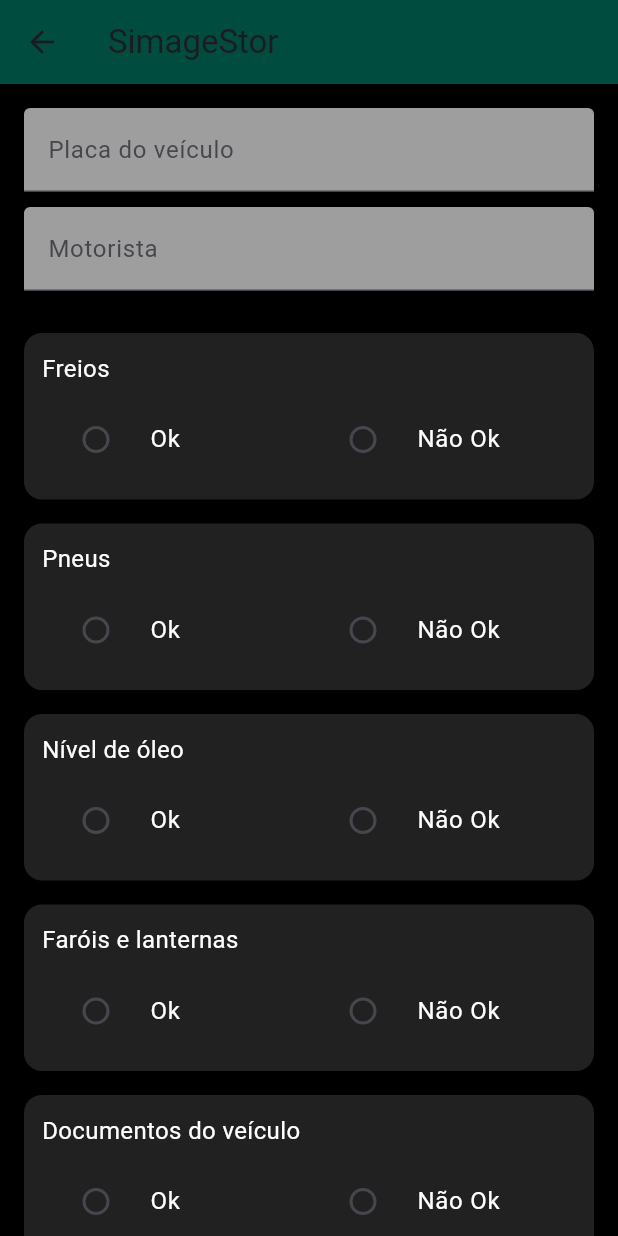
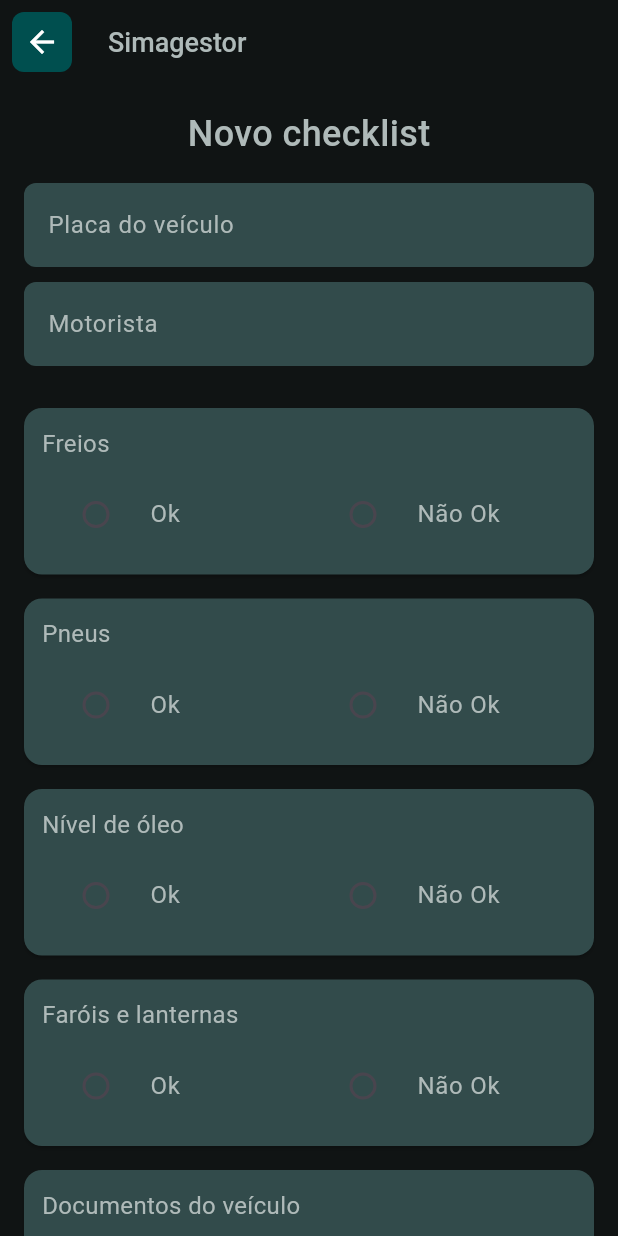
Before and after one commit to LaVitalle/simagestor_app, a Flutter app: the FormChecklistPage screen opened by its route, on a phone screen of 412 x 824 dp. Run offline on Flutter 3.47's test engine with Material 3 defaults, Android fonts, the phone set to English and light mode, and no system bars; our stand-ins replace dio, image_picker, signature, sqflite, sqflite_common_ffi, sqflite_common_ffi_web; accounts and stored records are empty.

Commit message:
fix: Correção de responsividade de telas. Correção nas cores e elementos na tela de checklist.

```diff
--- a/lib/enum/model_enum.dart
+++ b/lib/enum/model_enum.dart
@@ -21,13 +21,13 @@ extension ModelExtension on Model {
   String get api {
     switch (this) {
       case Model.checklist:
-        return "api_checklist";
+        return "api_checklist.php";
 
       case Model.despesa:
-        return "api_despesa";
+        return "api_despesas.php";
 
       case Model.combustivel:
-        return "api_abastecimento";
+        return "api_abastecimento.php";
     }
   }
 }
--- a/lib/screens/checklist/form_checklist_page.dart
+++ b/lib/screens/checklist/form_checklist_page.dart
@@ -4,6 +4,7 @@ import 'package:image_picker/image_picker.dart';
 import 'package:signature/signature.dart';
 import '../../models/checklist.dart';
 import '../../services/checklist_service.dart';
+import '../../themes/app_colors.dart';
 
 class FormChecklistPage extends StatefulWidget {
     const FormChecklistPage({super.key});
@@ -53,13 +54,13 @@ class _FormChecklistPageState extends State<FormChecklistPage> {
 
         return Card(
             margin: const EdgeInsets.symmetric(vertical: 8),
-            color: Colors.grey[900],
+            color: AppColors.inputBackground,
             child: Padding(
                 padding: const EdgeInsets.all(12),
                 child: Column(
                     crossAxisAlignment: CrossAxisAlignment.start,
                     children: [
-                        Text(label, style: const TextStyle(fontSize: 16, color: Colors.white)),
+                        Text(label, style: const TextStyle(fontSize: 16, color: AppColors.title)),
                         const SizedBox(height: 8),
                         Row(
                             children: [
@@ -68,7 +69,7 @@ class _FormChecklistPageState extends State<FormChecklistPage> {
                                         value: true,
                                         groupValue: selecionado,
                                         onChanged: (v) => setState(() => campos[key] = v),
-                                        title: const Text("Ok", style: TextStyle(color: Colors.white)),
+                                        title: const Text("Ok", style: TextStyle(color: AppColors.title)),
                                     ),
                                 ),
                                 Expanded(
@@ -76,7 +77,7 @@ class _FormChecklistPageState extends State<FormChecklistPage> {
                                         value: false,
                                         groupValue: selecionado,
                                         onChanged: (v) => setState(() => campos[key] = v),
-                                        title: const Text("Não Ok", style: TextStyle(color: Colors.white)),
+                                        title: const Text("Não Ok", style: TextStyle(color: AppColors.title)),
                                     ),
                                 ),
                             ],
@@ -85,10 +86,13 @@ class _FormChecklistPageState extends State<FormChecklistPage> {
                             ElevatedButton(
                                 style: ElevatedButton.styleFrom(
                                     backgroundColor:
-                                        imagemAdicionada ? Colors.teal[300] : Colors.teal[700],
+                                        imagemAdicionada ? AppColors.primary.withValues(alpha: 0.5) : AppColors.primary,
                                 ),
                                 onPressed: () => _pickImage(key),
-                            child: Text(imagemAdicionada ? "Foto adicionada" : "Adicionar foto"),
+                                child: Text(
+                                    imagemAdicionada ? "Foto adicionada" : "Adicionar foto",
+                                    style: const TextStyle(color: Colors.white),
+                                ),
                             ),
                     ],
                 ),
@@ -132,30 +136,75 @@ class _FormChecklistPageState extends State<FormChecklistPage> {
     @override
     Widget build(BuildContext context) {
         return Scaffold(
-            backgroundColor: Colors.black,
+            backgroundColor: AppColors.background,
             appBar: AppBar(
-                backgroundColor: Colors.teal[900],
-                title: const Text("SimageStor"),
+                backgroundColor: Colors.transparent,
+                elevation: 0,
+                leading: Container(
+                    margin: const EdgeInsets.all(8),
+                    decoration: BoxDecoration(
+                        color: AppColors.primary,
+                        borderRadius: BorderRadius.circular(8),
                     ),
-            body: SingleChildScrollView(
-                padding: const EdgeInsets.all(16),
+                    child: IconButton(
+                        icon: const Icon(Icons.arrow_back, color: Colors.white),
+                        onPressed: () => Navigator.of(context).pop(),
+                    ),
+                ),
+                title: const Text(
+                    'Simagestor',
+                    style: TextStyle(
+                        color: AppColors.title,
+                        fontSize: 18,
+                        fontWeight: FontWeight.w500,
+                    ),
+                ),
+            ),
+            body: Column(
+                children: [
+                    // Título
+                    Container(
+                        margin: const EdgeInsets.all(16),
+                        child: const Text(
+                            'Novo checklist',
+                            style: TextStyle(
+                                color: AppColors.title,
+                                fontSize: 24,
+                                fontWeight: FontWeight.w500,
+                            ),
+                        ),
+                    ),
+                    // Conteúdo com scroll
+                    Expanded(
+                        child: SingleChildScrollView(
+                            padding: const EdgeInsets.fromLTRB(16, 0, 16, 100),
                             child: Column(
                                 children: [
                                     TextField(
                                         controller: placaController,
-                            decoration: const InputDecoration(
+                                        decoration: InputDecoration(
                                             labelText: "Placa do veículo",
+                                            labelStyle: const TextStyle(color: AppColors.textInput),
                                             filled: true,
-                                fillColor: Colors.grey,
+                                            fillColor: AppColors.inputBackground,
+                                            border: OutlineInputBorder(
+                                                borderRadius: BorderRadius.circular(8),
+                                                borderSide: BorderSide.none,
+                                            ),
                                         ),
                                     ),
                                     const SizedBox(height: 10),
                                     TextField(
                                         controller: motoristaController,
-                            decoration: const InputDecoration(
+                                        decoration: InputDecoration(
                                             labelText: "Motorista",
+                                            labelStyle: const TextStyle(color: AppColors.textInput),
                                             filled: true,
-                                fillColor: Colors.grey,
+                                            fillColor: AppColors.inputBackground,
+                                            border: OutlineInputBorder(
+                                                borderRadius: BorderRadius.circular(8),
+                                                borderSide: BorderSide.none,
+                                            ),
                                         ),
                                     ),
                                     const SizedBox(height: 20),
@@ -173,11 +222,15 @@ class _FormChecklistPageState extends State<FormChecklistPage> {
                                     _buildCampo("Suspensão", "suspensao"),
 
                                     const SizedBox(height: 20),
-                        const Text("Assinatura", style: TextStyle(color: Colors.white)),
+                                    const Text("Assinatura", style: TextStyle(color: AppColors.title, fontSize: 16)),
+                                    const SizedBox(height: 10),
                                     Container(
                                         height: 150,
-                            color: Colors.grey[300],
-                            child: Signature(controller: _signatureController, backgroundColor: Colors.grey[300]!),
+                                        decoration: BoxDecoration(
+                                            color: AppColors.inputBackground,
+                                            borderRadius: BorderRadius.circular(8),
+                                        ),
+                                        child: Signature(controller: _signatureController, backgroundColor: AppColors.inputBackground),
                                     ),
                                     const SizedBox(height: 10),
                                     Row(
@@ -185,22 +238,32 @@ class _FormChecklistPageState extends State<FormChecklistPage> {
                                         children: [
                                             ElevatedButton(
                                                 onPressed: _signatureController.clear,
-                                    style: ElevatedButton.styleFrom(backgroundColor: Colors.grey),
-                                    child: const Text("Limpar assinatura"),
+                                                style: ElevatedButton.styleFrom(backgroundColor: Colors.grey[600]),
+                                                child: const Text("Limpar assinatura", style: TextStyle(color: Colors.white)),
                                             ),
                                         ],
                                     ),
-                        const SizedBox(height: 20),
-                        ElevatedButton(
+                                    const SizedBox(height: 32),
+
+                                    // Botão Salvar
+                                    SizedBox(
+                                        width: double.infinity,
+                                        child: ElevatedButton(
                                             onPressed: _salvarChecklist,
                                             style: ElevatedButton.styleFrom(
-                                backgroundColor: Colors.teal[700],
+                                                backgroundColor: AppColors.primary,
                                                 minimumSize: const Size(double.infinity, 50),
                                             ),
                                             child: const Text("Salvar", style: TextStyle(fontSize: 18)),
                                         ),
+                                    ),
+
+                                    const SizedBox(height: 32),
                                 ],
                             ),
+                        ),
+                    ),
+                ],
             ),
         );
     }
--- a/lib/screens/despesa/despesas_page.dart
+++ b/lib/screens/despesa/despesas_page.dart
@@ -152,7 +152,8 @@ class _DespesasPageState extends State<DespesasPage> {
           Expanded(child: _buildContent()),
 
           // Botão de nova despesa
-          Container(
+          SafeArea(
+            child: Container(
               width: double.infinity,
               margin: const EdgeInsets.all(16),
               child: ElevatedButton(
@@ -168,6 +169,7 @@ class _DespesasPageState extends State<DespesasPage> {
                 child: const Text(
                   'Nova despesa',
                   style: TextStyle(fontSize: 16, fontWeight: FontWeight.w500),
+                ),
               ),
             ),
           ),
```
Also changed, not shown: lib/models/checklist.dart (+20 -20 lines), lib/screens/checklist/checklists_page.dart (+41 -8 lines), lib/screens/despesa/form_despesas_page.dart (+8 -7 lines), lib/services/service_api.dart (+87 -1 lines), lib/services/service_local_database.dart (+23 -4 lines), lib/services/service_sync.dart (+88 -13 lines). Lines whose indentation alone changed are shown as unchanged.
